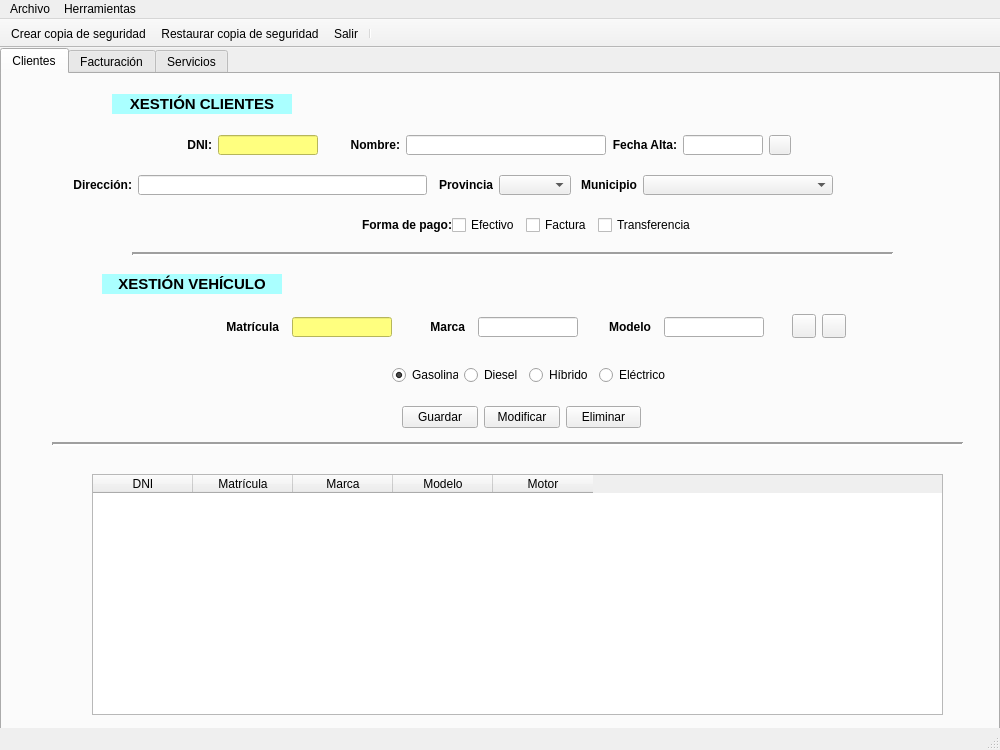
This is ui/ventMain.ui in arielcostas/dam-di-costasguerrero as Qt 5 draws it before an edit. The edited form follows.
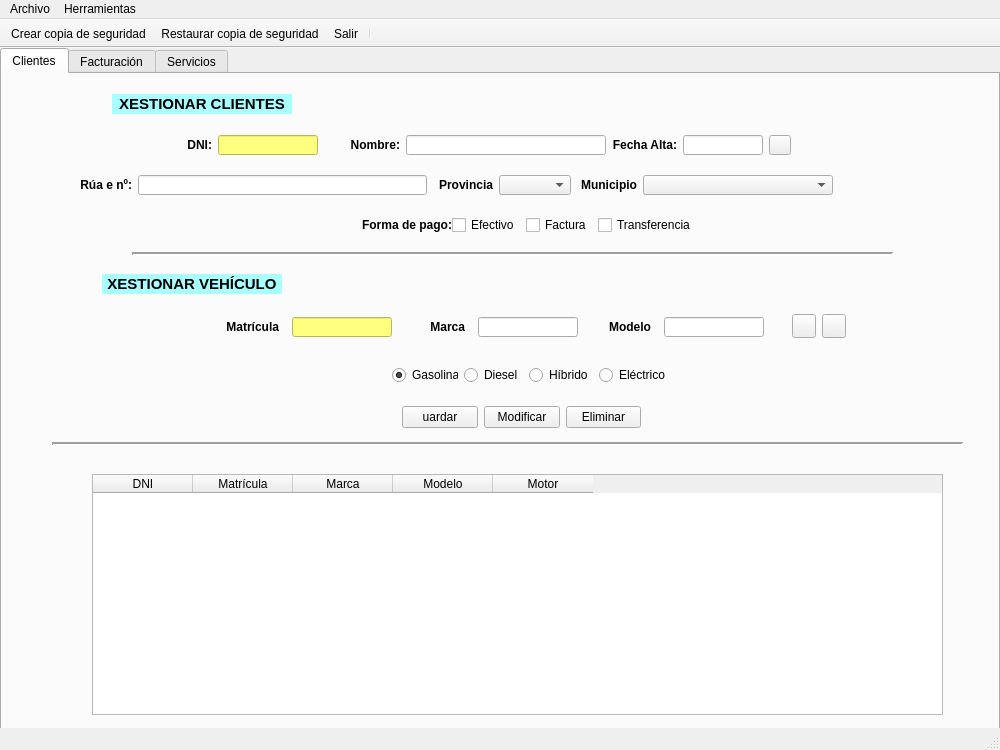
This is the edited form. Icons and pictures are not drawn.

Commit message: Corregir problemas de codificación

What changed in the file:
```diff
--- a/ui/ventMain.ui
+++ b/ui/ventMain.ui
@@ -82,7 +82,7 @@
        <string notr="true">background-color: rgb(170,255,255)</string>
       </property>
       <property name="text">
-       <string>XESTIÓN VEHÍCULO</string>
+       <string>XESTIONAR VEHÍCULO</string>
       </property>
       <property name="alignment">
        <set>Qt::AlignCenter</set>
@@ -383,7 +383,7 @@
        <string notr="true">background-color: rgb(170,255,255)</string>
       </property>
       <property name="text">
-       <string>XESTIÓN CLIENTES</string>
+       <string>XESTIONAR CLIENTES</string>
       </property>
       <property name="alignment">
        <set>Qt::AlignCenter</set>
@@ -419,7 +419,7 @@
           </font>
          </property>
          <property name="text">
-          <string>Dirección:</string>
+          <string>Rúa e nº:</string>
          </property>
          <property name="alignment">
           <set>Qt::AlignRight|Qt::AlignTrailing|Qt::AlignVCenter</set>
@@ -878,7 +878,7 @@
        <item>
         <widget class="QPushButton" name="buttonGuardarCliente">
          <property name="text">
-          <string>Guardar</string>
+          <string>uardar</string>
          </property>
         </widget>
        </item>
```
The commit also changes 2 other files.
